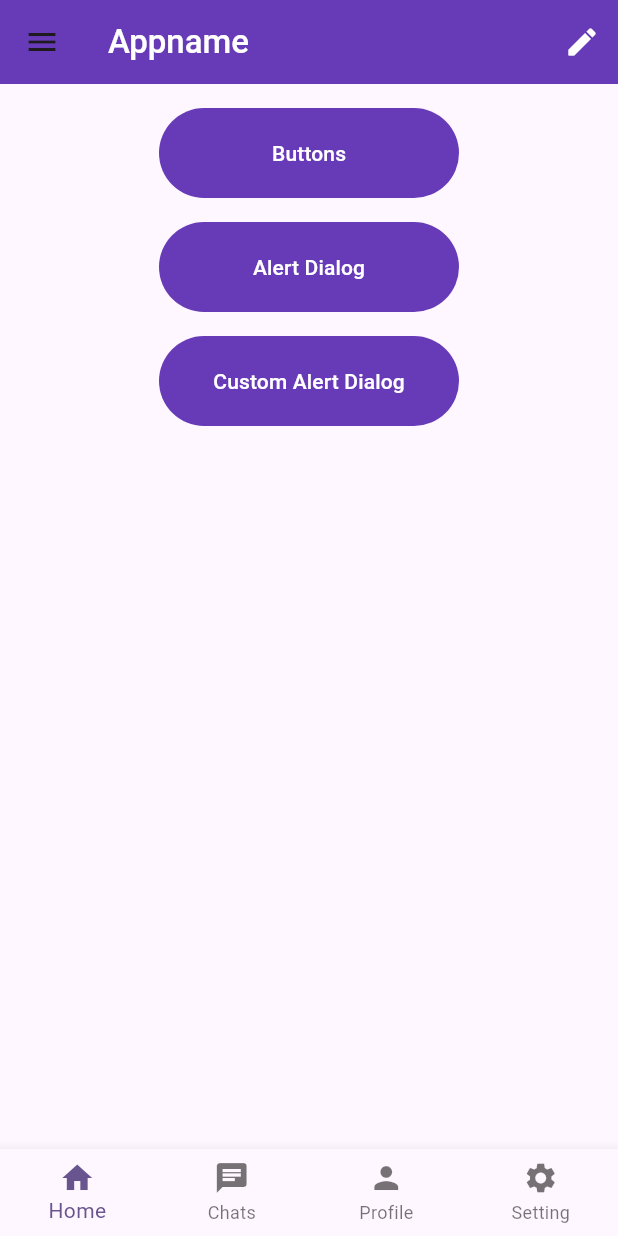
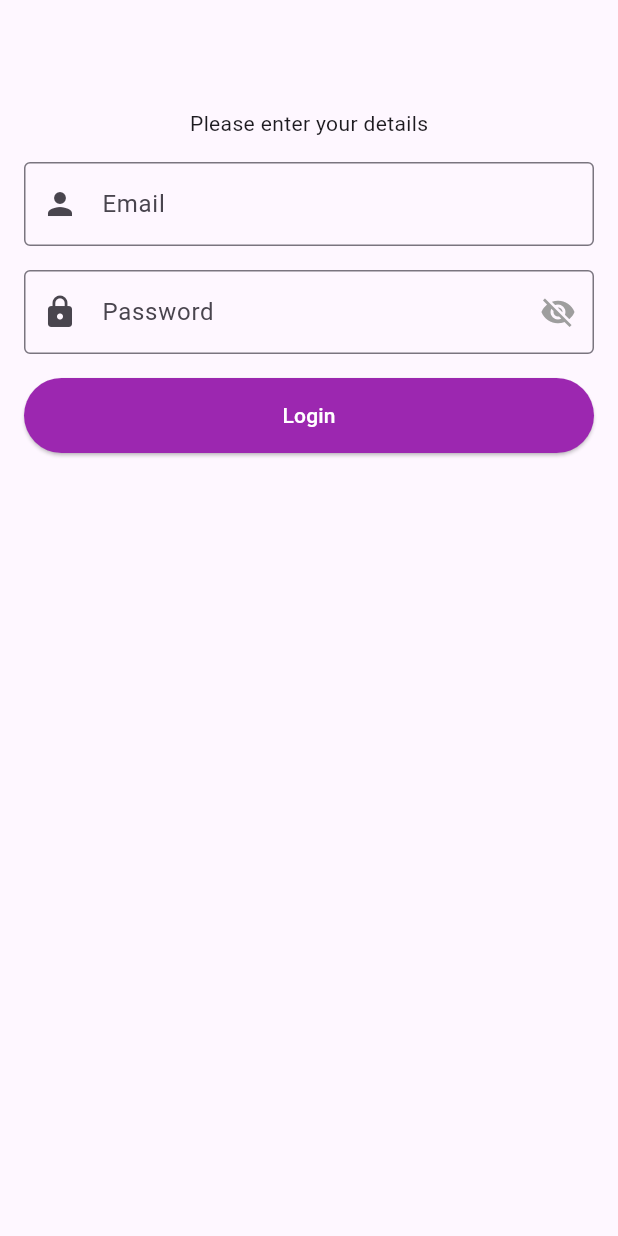
Before and after one commit to xbadal/Flutter-Tranning, a Flutter app: the screen it shows after launch, on a phone screen of 412 x 824 dp. Run offline on Flutter 3.47's test engine with Material 3 defaults, Android fonts, the light colour scheme and no system bars; our stand-ins replace fluttertoast, shared_preferences.

Commit message:
Textfield,Text Field controller, shared preference,Show Toast

```diff
--- a/profile_screen/lib/main.dart
+++ b/profile_screen/lib/main.dart
@@ -1,4 +1,5 @@
 import 'package:flutter/material.dart';
+import 'package:profile_screen/screen/login/login_screen.dart';
 import 'package:profile_screen/screen/main/main_screen.dart';
 
 void main() {
@@ -18,7 +19,7 @@ class MyApp extends StatelessWidget {
         colorScheme: ColorScheme.fromSeed(seedColor: Colors.deepPurple),
         useMaterial3: true,
       ),
-      home: const MainScreen(),
+      home: LoginScreen(),
     );
   }
 }
--- /dev/null
+++ b/profile_screen/lib/screen/login/login_screen.dart
@@ -0,0 +1,170 @@
+import 'dart:ui';
+
+import 'package:flutter/material.dart';
+import 'package:fluttertoast/fluttertoast.dart';
+import 'package:profile_screen/screen/main/main_screen.dart';
+import 'package:shared_preferences/shared_preferences.dart';
+
+class LoginScreen extends StatefulWidget {
+  LoginScreen({super.key});
+
+  @override
+  State<LoginScreen> createState() => _LoginScreenState();
+}
+
+class _LoginScreenState extends State<LoginScreen> {
+  final TextEditingController emailController = TextEditingController();
+
+  final TextEditingController passwordController = TextEditingController();
+
+  bool hidePassword = true;
+
+  @override
+  void initState() {
+    _checkIsLoggedIn(context);
+
+    super.initState();
+  }
+
+  @override
+  Widget build(BuildContext context) {
+    return Scaffold(
+      appBar: AppBar(),
+      body: Container(
+        padding: const EdgeInsets.all(16.0),
+        child: Column(
+          // mainAxisAlignment: MainAxisAlignment.center,
+          crossAxisAlignment: CrossAxisAlignment.center,
+          children: [
+            const Text("Please enter your details"),
+            const SizedBox(
+              height: 16,
+            ),
+            TextField(
+              keyboardType: TextInputType.emailAddress,
+              controller: emailController,
+              onChanged: (String text) {
+                print(text);
+              },
+              decoration: const InputDecoration(
+                  prefixIcon: Icon(Icons.person),
+                  labelText: 'Email',
+                  border: OutlineInputBorder()),
+            ),
+            const SizedBox(
+              height: 16,
+            ),
+            TextField(
+              keyboardType: TextInputType.emailAddress,
+              controller: passwordController,
+              onChanged: (String text) {
+                print(text);
+              },
+              obscureText: hidePassword,
+              decoration: InputDecoration(
+                  prefixIcon: const Icon(Icons.lock),
+                  suffixIcon: IconButton(
+                      onPressed: () {
+                        setState(() {
+                          hidePassword = !hidePassword;
+                        });
+                      },
+                      icon: hidePassword
+                          ? const Icon(
+                              Icons.visibility_off,
+                              color: Colors.grey,
+                            )
+                          : const Icon(
+                              Icons.visibility,
+                              color: Colors.green,
+                            )),
+                  labelText: 'Password',
+                  border: const OutlineInputBorder()),
+            ),
+            const SizedBox(
+              height: 16,
+            ),
+            SizedBox(
+              width: MediaQuery.of(context).size.width,
+              height: 50.0,
+              child: ElevatedButton(
+                  onPressed: () => _login(),
+                  style:
+                      ElevatedButton.styleFrom(backgroundColor: Colors.purple),
+                  child: const Text(
+                    "Login",
+                    style: TextStyle(color: Colors.white),
+                  )),
+            )
+          ],
+        ),
+      ),
+    );
+  }
+
+  _checkIsLoggedIn(context) async {
+    final SharedPreferences prefs = await SharedPreferences.getInstance();
+    bool? isLoggedIn = prefs.getBool('isLoggedIn');
+
+    if (isLoggedIn == true) {
+      String? userEmail = prefs.getString('userEmail');
+      print('===========================================');
+      print(userEmail);
+      print('===========================================');
+      // Navigator.push(
+      //     context,
+      //     MaterialPageRoute(
+      //         builder: (context) => MainScreen(
+      //               email: userEmail ?? "email not found",
+      //             )));
+    }
+  }
+
+  _login() async {
+    print("========================");
+    if (emailController.text.isEmpty) {
+      Fluttertoast.showToast(
+          msg: "Please enter email",
+          toastLength: Toast.LENGTH_SHORT,
+          gravity: ToastGravity.BOTTOM,
+          backgroundColor: Colors.black,
+          textColor: Colors.white,
+          fontSize: 16.0);
+    } else if (passwordController.text.isEmpty) {
+      Fluttertoast.showToast(
+          msg: "Please enter password",
+          toastLength: Toast.LENGTH_SHORT,
+          gravity: ToastGravity.BOTTOM,
+          backgroundColor: Colors.black,
+          textColor: Colors.white,
+          fontSize: 16.0);
+    } else {
+      // print("Email: ${emailController.text}");
+      // print("Password: ${passwordController.text}");
+      Fluttertoast.showToast(
+          msg: "Login Success",
+          toastLength: Toast.LENGTH_SHORT,
+          gravity: ToastGravity.BOTTOM,
+          backgroundColor: Colors.black,
+          textColor: Colors.white,
+          fontSize: 16.0);
+
+      String email = emailController.text;
+      emailController.clear();
+      passwordController.clear();
+
+      // Save data using Shared Preferences
+      final SharedPreferences prefs = await SharedPreferences.getInstance();
+      await prefs.setBool('isLoggedIn', true);
+      await prefs.setString('userEmail', email);
+
+      Navigator.push(
+          context,
+          MaterialPageRoute(
+              builder: (context) => MainScreen(
+                    email: email,
+                  )));
+    }
+    print("========================");
+  }
+}
--- a/profile_screen/lib/screen/main/main_screen.dart
+++ b/profile_screen/lib/screen/main/main_screen.dart
@@ -7,7 +7,9 @@ import 'package:profile_screen/screen/profile/profile_screen.dart';
 import '../setting/settings_page.dart';
 
 class MainScreen extends StatefulWidget {
-  const MainScreen({super.key});
+  final String email;
+
+  MainScreen({super.key, required this.email});
 
   @override
   State<MainScreen> createState() => _MainScreenState();
@@ -43,6 +45,7 @@ class _MainScreenState extends State<MainScreen> {
             Container(
               height: 200,
               color: Colors.pink,
+              child: Text(widget.email),
             ),
             const DrawerMenuRow(
               title: 'Home',
--- a/profile_screen/pubspec.yaml
+++ b/profile_screen/pubspec.yaml
@@ -35,6 +35,10 @@ dependencies:
   # The following adds the Cupertino Icons font to your application.
   # Use with the CupertinoIcons class for iOS style icons.
   cupertino_icons: ^1.0.6
+  fluttertoast: ^8.2.6
+  shared_preferences: ^2.3.1
+
+
 
 dev_dependencies:
   flutter_test:
```
Also changed, not shown: profile_screen/lib/screen/splash/splash_screen.dart (added), profile_screen/pubspec.lock.
